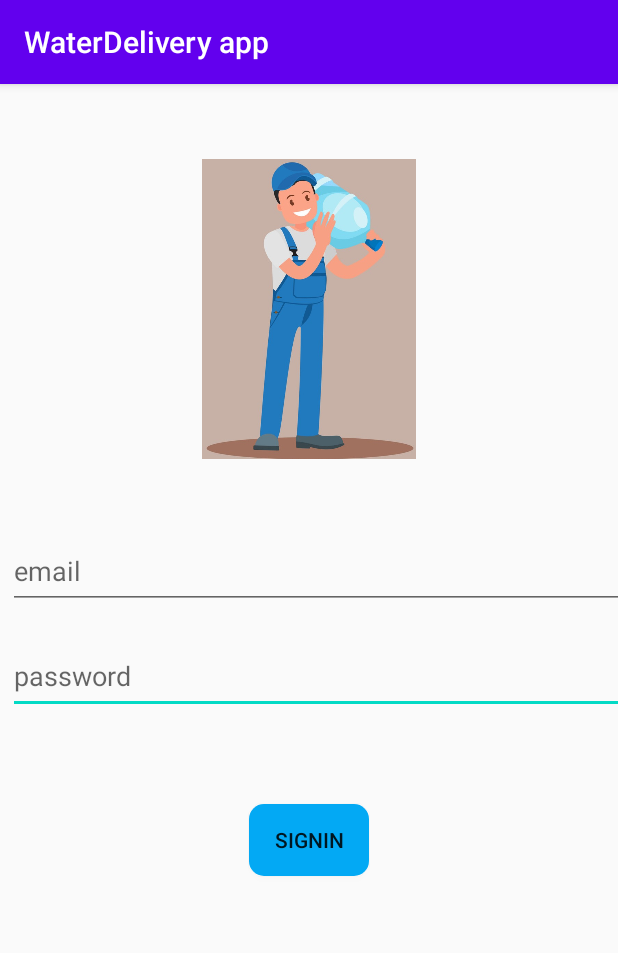
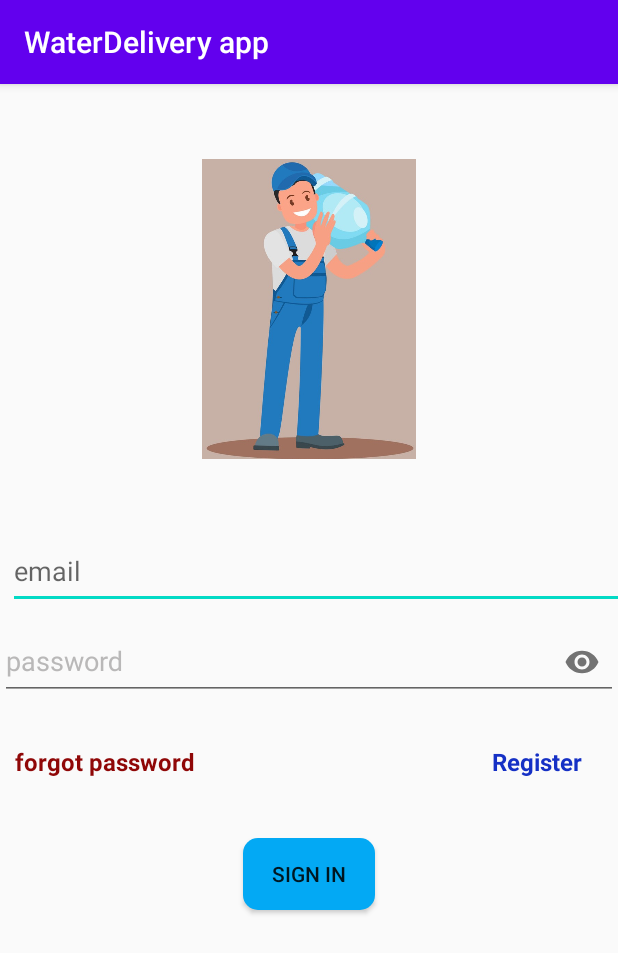
Before and after one commit to mdeep1992/water-delivery-app, an Android app: the signinactivity screen opened directly, with no data from a screen before it, on a phone screen of 412 x 824 dp. Shown: the top 953 px of the screen. Run offline under Robolectric (Android 15) with nearby library versions, the phone set to English and light mode, and no system bars; our stand-ins replace Firebase (no records; nobody signed in at launch, a user with empty details on screens opened directly); libraries missing offline, so code that uses them is left out: io.github.muddz.styleabletoast.

Commit message:
add password hide view,fire bath auth to sign in screen,apply stylish toast

```diff
--- a/app/build.gradle
+++ b/app/build.gradle
@@ -39,4 +39,5 @@ dependencies {
     androidTestImplementation 'androidx.test.ext:junit:1.1.3'
     androidTestImplementation 'androidx.test.espresso:espresso-core:3.4.0'
     implementation 'com.airbnb.android:lottie:5.0.1'
+    implementation 'io.github.muddz:styleabletoast:2.4.0'
 }
--- a/app/src/main/java/com/example/waterdeliveryapp/signinactivity.java
+++ b/app/src/main/java/com/example/waterdeliveryapp/signinactivity.java
@@ -1,14 +1,91 @@
 package com.example.waterdeliveryapp;
 
+import androidx.annotation.NonNull;
 import androidx.appcompat.app.AppCompatActivity;
 
+import android.content.Intent;
 import android.os.Bundle;
+import android.util.Patterns;
+import android.view.View;
+import android.widget.Button;
+import android.widget.EditText;
+import android.widget.ProgressBar;
+import android.widget.TextView;
+
+import com.google.android.gms.tasks.OnCompleteListener;
+import com.google.android.gms.tasks.Task;
+import com.google.firebase.auth.AuthResult;
+import com.google.firebase.auth.FirebaseAuth;
+
+import java.util.regex.Pattern;
+
+import io.github.muddz.styleabletoast.StyleableToast;
 
 public class signinactivity extends AppCompatActivity {
+    EditText edittextusername,edittextpassword;
+    TextView textviewforgotpassword,textViewregister;
+    Button btnsignin1;
+    ProgressBar progressBar;
+    FirebaseAuth mAuth;
 
     @Override
     protected void onCreate(Bundle savedInstanceState) {
         super.onCreate(savedInstanceState);
         setContentView(R.layout.activity_signinactivity);
+        edittextusername=findViewById(R.id.edittextsigninusername);
+        edittextpassword=findViewById(R.id.edittextsigninPassword);
+        textviewforgotpassword=findViewById(R.id.txtsigninforgotpassword);
+        textViewregister=findViewById(R.id.txtsigninregister);
+        btnsignin1=findViewById(R.id.btnsignin1);
+        progressBar=findViewById(R.id.signinprogressBar);
+        mAuth=FirebaseAuth.getInstance();
+
+    textviewforgotpassword.setOnClickListener(new View.OnClickListener() {
+        @Override
+        public void onClick(View view) {
+
+        }
+    });
+
+    textViewregister.setOnClickListener(new View.OnClickListener() {
+        @Override
+        public void onClick(View view) {
+            Intent intent=new Intent(signinactivity.this,signupactivity.class);
+startActivity(intent);
+        }
+    });
+        btnsignin1.setOnClickListener(new View.OnClickListener() {
+            @Override
+            public void onClick(View view) {
+                String username=edittextusername.getText().toString().trim();
+                String password=edittextpassword.getText().toString().trim();
+                if (!Patterns.EMAIL_ADDRESS.matcher(username).matches()){
+                    edittextusername.setError("enter the valid email");
+                    edittextusername.requestFocus();
+                }
+else if (edittextpassword.length()<6){
+    edittextpassword.setError("pls enter the password containing atleast 6 characters");
+    edittextpassword.requestFocus();
+}else {
+                    progressBar.setVisibility(view.VISIBLE);
+                    mAuth.signInWithEmailAndPassword(username, password).addOnCompleteListener(new OnCompleteListener<AuthResult>() {
+                        @Override
+                        public void onComplete(@NonNull Task<AuthResult> task) {
+                            if (task.isSuccessful()) {
+                                progressBar.setVisibility(View.GONE);
+                                StyleableToast.makeText(signinactivity.this, "successfully signed", R.style.mytoast).show();
+                            } else {
+                                progressBar.setVisibility(View.GONE);
+                                StyleableToast.makeText(signinactivity.this, " signin failure", R.style.mytoast).show();
+                            }
+                        }
+                    });
+                }
+            }
+        });
     }
+
+
+
+
 }
--- a/app/src/main/java/com/example/waterdeliveryapp/signupactivity.java
+++ b/app/src/main/java/com/example/waterdeliveryapp/signupactivity.java
@@ -15,6 +15,8 @@ import com.google.android.gms.tasks.Task;
 import com.google.firebase.auth.AuthResult;
 import com.google.firebase.auth.FirebaseAuth;
 import com.google.firebase.database.FirebaseDatabase;
+
+import io.github.muddz.styleabletoast.StyleableToast;
 
 public class signupactivity extends AppCompatActivity {
     EditText editTextUserName;
@@ -67,25 +69,23 @@ btnregister.setOnClickListener(new View.OnClickListener() {
                     .addOnCompleteListener(new OnCompleteListener<AuthResult>() {
                         @Override
                         public void onComplete(@NonNull Task<AuthResult> task) {
-
-
                             if (task.isSuccessful()) {
-                                user user = new user(txtUsername, txtpassword, txtEmail, txtphoneno);
+                                user user = new user(txtUsername, txtpassword,  txtphoneno,txtEmail);
                                 FirebaseDatabase.getInstance().getReference("user").child(FirebaseAuth.getInstance().getUid())
                                         .setValue(user).addOnCompleteListener(new OnCompleteListener<Void>() {
                                     @Override
                                     public void onComplete(@NonNull Task<Void> task) {
                                         if (task.isSuccessful()) {
-                                            Toast.makeText(signupactivity.this, "user registered successfully", Toast.LENGTH_LONG).show();
+                                            StyleableToast.makeText(signupactivity.this,"user registered successfully",R.style.mytoast).show();
                                             progressbar.setVisibility(View.GONE);
                                         } else {
-                                            Toast.makeText(signupactivity.this, "registerion failed", Toast.LENGTH_LONG).show();
+                                            StyleableToast.makeText(signupactivity.this,"registerion failed",R.style.mytoast).show();
                                         }
                                         progressbar.setVisibility(View.GONE);
                                     }
                                 });
                             } else {
-                                Toast.makeText(signupactivity.this, "registerion failed", Toast.LENGTH_LONG).show();
+                                StyleableToast.makeText(signupactivity.this,"registerion failed",R.style.mytoast).show();
                                 progressbar.setVisibility(View.GONE);
                             }
                         }
--- a/app/src/main/res/layout/activity_signinactivity.xml
+++ b/app/src/main/res/layout/activity_signinactivity.xml
@@ -18,19 +18,7 @@
         app:srcCompat="@drawable/welcomelogo" />
 
     <EditText
-        android:id="@+id/signinPassword"
-        android:layout_width="wrap_content"
-        android:layout_height="50dp"
-        android:ems="20"
-        android:inputType="textPassword"
-        android:layout_marginTop="20dp"
-        android:hint="password"
-        app:layout_constraintEnd_toEndOf="@+id/editsigninemail"
-        app:layout_constraintStart_toStartOf="@+id/editsigninemail"
-        app:layout_constraintTop_toBottomOf="@+id/editsigninemail" />
-
-    <EditText
-        android:id="@+id/editsigninemail"
+        android:id="@+id/edittextsigninusername"
         android:layout_width="wrap_content"
         android:layout_height="50dp"
         android:ems="20"
@@ -43,15 +31,73 @@
         app:layout_constraintStart_toStartOf="parent"
         app:layout_constraintTop_toBottomOf="@+id/imageView3" />
 
+    <com.google.android.material.textfield.TextInputLayout
+        android:layout_width="match_parent"
+        android:layout_height="wrap_content"
+        android:textColorHint="#B9B8B8"
+        app:passwordToggleEnabled="true"
+        android:id="@+id/password_view"
+        app:layout_constraintEnd_toEndOf="@+id/edittextsigninusername"
+        app:layout_constraintStart_toStartOf="@+id/edittextsigninusername"
+        app:layout_constraintTop_toBottomOf="@+id/edittextsigninusername" >
+
+    <EditText
+        android:id="@+id/edittextsigninPassword"
+        android:layout_width="wrap_content"
+        android:layout_height="50dp"
+        android:layout_marginTop="20dp"
+        android:ems="20"
+        android:hint="password"
+        android:inputType="textPassword"
+       />
+
+    </com.google.android.material.textfield.TextInputLayout>
+    <TextView
+        android:id="@+id/txtsigninforgotpassword"
+        android:layout_width="wrap_content"
+        android:layout_height="wrap_content"
+        android:layout_marginLeft="10dp"
+        android:layout_marginTop="30dp"
+        android:text="forgot password"
+        android:textColor="#8F0707"
+        android:textSize="16sp"
+        android:textStyle="bold"
+        app:layout_constraintStart_toStartOf="parent"
+        app:layout_constraintTop_toBottomOf="@+id/password_view" />
+
+    <TextView
+        android:id="@+id/txtsigninregister"
+        android:layout_width="wrap_content"
+        android:layout_height="wrap_content"
+        android:layout_marginTop="30dp"
+        android:layout_marginEnd="24dp"
+        android:text="Register"
+        android:textColor="#1530C5"
+        android:textSize="16sp"
+        android:textStyle="bold"
+        app:layout_constraintEnd_toEndOf="parent"
+        app:layout_constraintTop_toBottomOf="@+id/password_view" />
+
     <Button
-        android:id="@+id/button"
-        android:layout_width="80dp"
-        android:layout_height="48dp"
-        android:layout_marginTop="60dp"
+        android:id="@+id/btnsignin1"
+        android:layout_width="wrap_content"
+        android:layout_height="wrap_content"
+        android:text="Sign in"
+        android:layout_marginTop="40dp"
         android:background="@drawable/button_sign_in"
-        android:text="SIGNIN"
         android:backgroundTint="@null"
         app:layout_constraintEnd_toEndOf="parent"
         app:layout_constraintStart_toStartOf="parent"
-        app:layout_constraintTop_toBottomOf="@+id/signinPassword" />
+        app:layout_constraintTop_toBottomOf="@+id/txtsigninforgotpassword" />
+
+    <ProgressBar
+        android:id="@+id/signinprogressBar"
+        style="?android:attr/progressBarStyle"
+        android:layout_width="wrap_content"
+        android:layout_height="wrap_content"
+        app:layout_constraintBottom_toBottomOf="parent"
+        app:layout_constraintEnd_toEndOf="parent"
+        app:layout_constraintStart_toStartOf="parent"
+        app:layout_constraintTop_toTopOf="parent"
+        android:visibility="gone"/>
 </androidx.constraintlayout.widget.ConstraintLayout>
--- a/app/src/main/res/values/themes.xml
+++ b/app/src/main/res/values/themes.xml
@@ -7,4 +7,18 @@
         <item name="colorAccent">@color/teal_200</item>
         <!-- Customize your theme here. -->
     </style>
+    <style name="mytoast">
+        <item name="stTextBold">true</item>
+        <item name="stTextColor">#0B0A0A</item>
+        <item name="stTextSize">14sp</item>
+        <item name="stColorBackground">#BCAA0A</item>
+        <item name="stSolidBackground">false</item>
+        <item name="stStrokeWidth">3dp</item>
+<!--        <item name="stStrokeColor">#0DCD15</item>-->
+<!--        <item name="stIconStart">@drawable/ic_android</item>-->
+        <item name="stLength">LONG</item> LONG or SHORT
+<!--        <item name="stGravity">center</item> top or center-->
+        <item name="stRadius">5dp</item>
+<!--        <item name="cornerRadius">10dp</item>-->
+    </style>
 </resources>
--- a/settings.gradle
+++ b/settings.gradle
@@ -3,6 +3,10 @@ pluginManagement {
         gradlePluginPortal()
         google()
         mavenCentral()
+        maven
+                {
+                    url "https://jitpack.io";
+                }
     }
 }
 dependencyResolutionManagement {
@@ -10,6 +14,10 @@ dependencyResolutionManagement {
     repositories {
         google()
         mavenCentral()
+        maven
+                {
+                    url "https://jitpack.io";
+                }
     }
 }
 rootProject.name = "WaterDelivery app"
```
